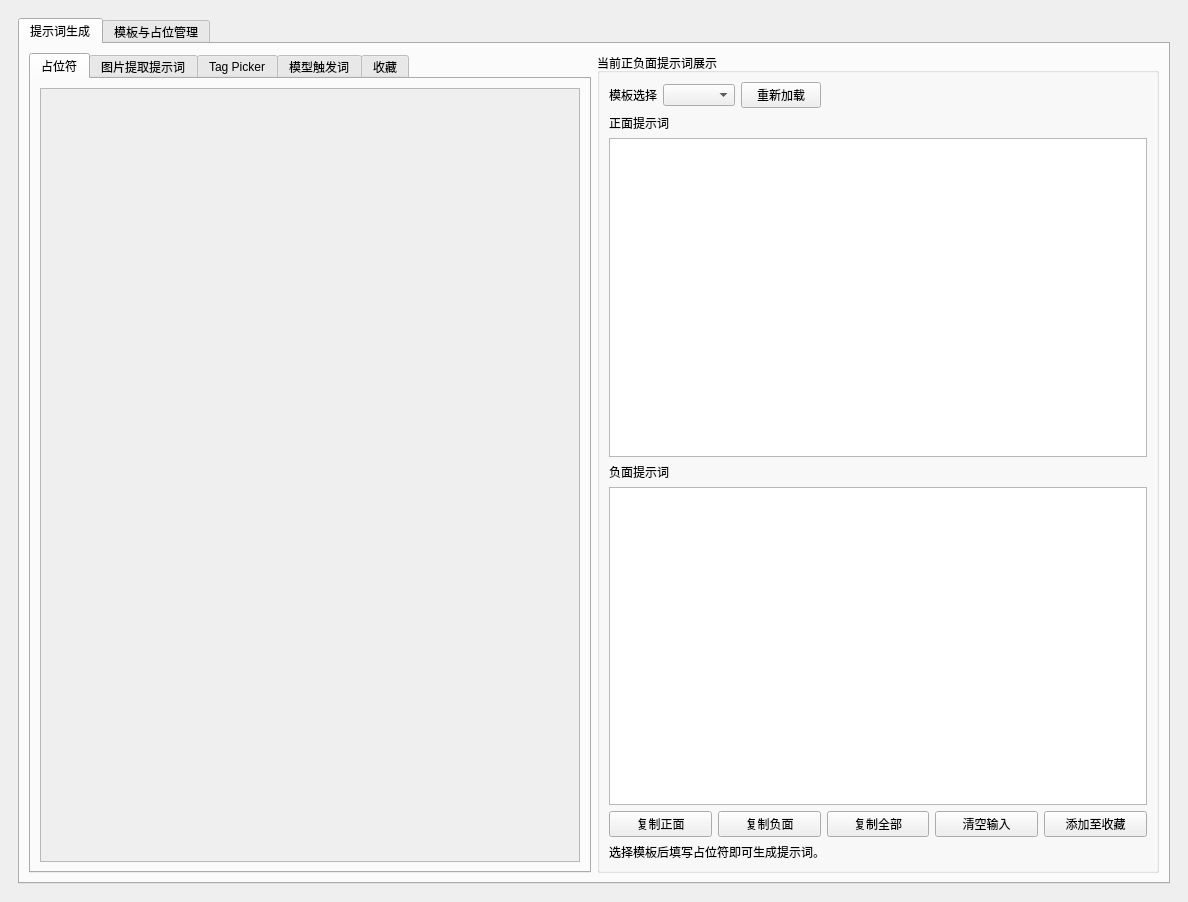
Above: tools/prompttemplatelibrarywidget.ui from hanbinhsh/SD-LoRA-Manager before the change. Below: the same form after it.
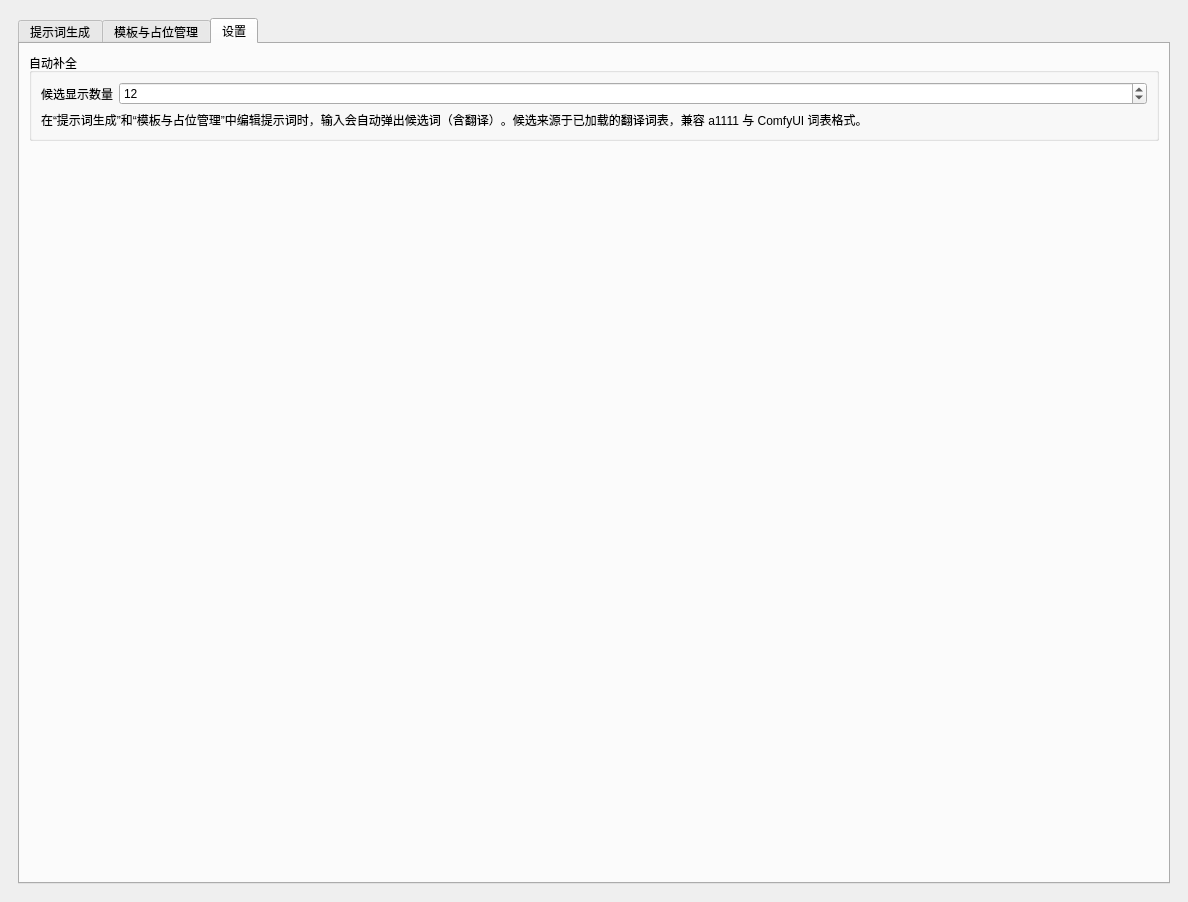
That is the form after the change. The open tabs and pages were chosen to show the change.

```diff
--- a/tools/prompttemplatelibrarywidget.ui
+++ b/tools/prompttemplatelibrarywidget.ui
@@ -1107,6 +1107,68 @@
        </item>
       </layout>
      </widget>
+     <widget class="QWidget" name="tabAutocompleteSettings">
+      <attribute name="title">
+       <string>设置</string>
+      </attribute>
+      <layout class="QVBoxLayout" name="layoutAutocompleteSettings">
+       <item>
+        <widget class="QGroupBox" name="groupAutocompleteSettings">
+         <property name="title">
+          <string>自动补全</string>
+         </property>
+         <layout class="QFormLayout" name="formAutocompleteSettings">
+          <item row="0" column="0">
+           <widget class="QLabel" name="lblAutocompleteLimit">
+            <property name="text">
+             <string>候选显示数量</string>
+            </property>
+           </widget>
+          </item>
+          <item row="0" column="1">
+           <widget class="QSpinBox" name="spinAutocompleteLimit">
+            <property name="minimum">
+             <number>1</number>
+            </property>
+            <property name="maximum">
+             <number>50</number>
+            </property>
+            <property name="value">
+             <number>12</number>
+            </property>
+            <property name="toolTip">
+             <string>编辑提示词时自动补全弹窗最多显示的候选数量。</string>
+            </property>
+           </widget>
+          </item>
+          <item row="1" column="0" colspan="2">
+           <widget class="QLabel" name="lblAutocompleteHint">
+            <property name="wordWrap">
+             <bool>true</bool>
+            </property>
+            <property name="text">
+             <string>在“提示词生成”和“模板与占位管理”中编辑提示词时，输入会自动弹出候选词（含翻译）。候选来源于已加载的翻译词表，兼容 a1111 与 ComfyUI 词表格式。</string>
+            </property>
+           </widget>
+          </item>
+         </layout>
+        </widget>
+       </item>
+       <item>
+        <spacer name="verticalSpacerAutocomplete">
+         <property name="orientation">
+          <enum>Qt::Orientation::Vertical</enum>
+         </property>
+         <property name="sizeHint" stdset="0">
+          <size>
+           <width>20</width>
+           <height>40</height>
+          </size>
+         </property>
+        </spacer>
+       </item>
+      </layout>
+     </widget>
     </widget>
    </item>
   </layout>
```
